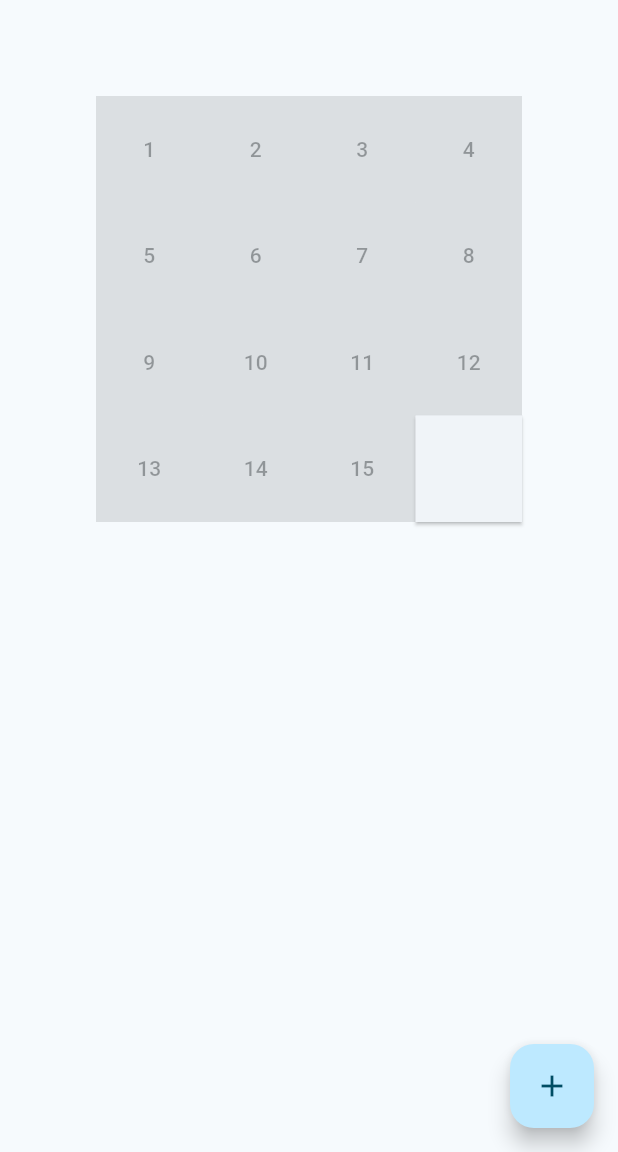
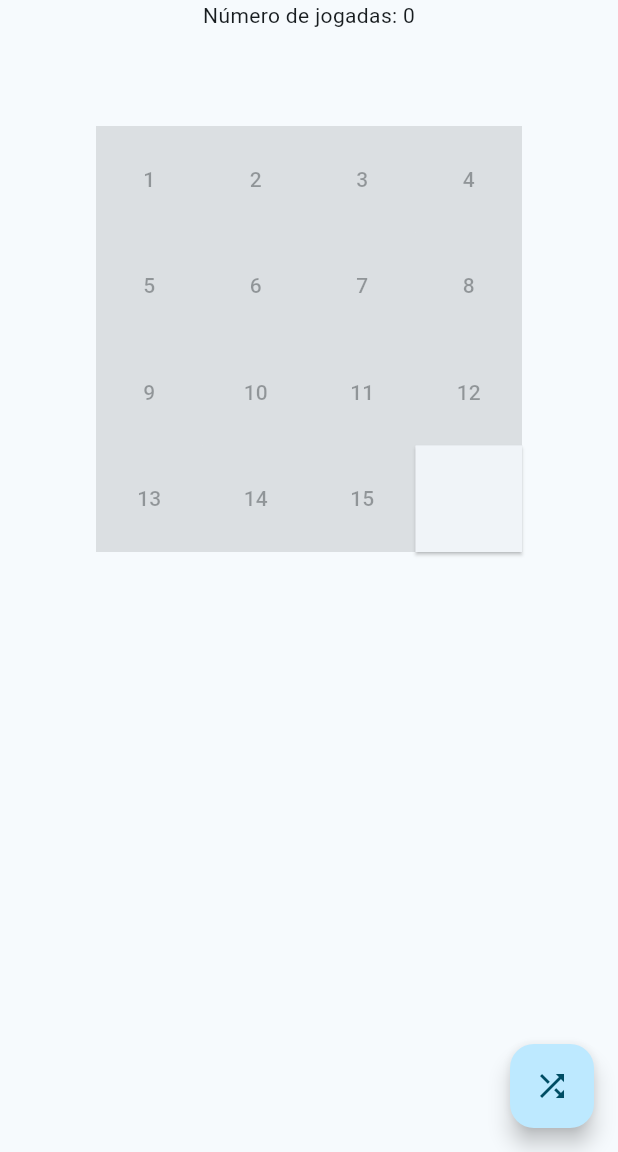
Before and after one commit to Gustavo-UNIJORGE/mobile-puzzle-dart, a Flutter app: the screen it shows after launch, on a phone screen of 412 x 824 dp, the part 84-1236 px from its top. Run offline on Flutter 3.47's test engine with Material 3 defaults, Android fonts, the phone set to English and light mode, and no system bars.

Commit message:
feat: altera o contado de cliques para número de jogadas

```diff
--- a/lib/main.dart
+++ b/lib/main.dart
@@ -30,17 +30,19 @@ class MyHomePage extends StatefulWidget {
 }
 
 class _MyHomePageState extends State<MyHomePage> {
-  int _counter = 0;
-  int size = 4;
+  int rounds = 0; // Numero de Jogadas
+  int level = 4; // Nível do Puzzle
 
-  void _incrementCounter() {
+  void incrementRounds() {
     setState(() {
-      _counter++;
+      rounds++;
     });
   }
 
   @override
   Widget build(BuildContext context) {
+    int length = (level * level);
+
     return Scaffold(
       appBar: AppBar(
         backgroundColor: Theme.of(context).colorScheme.primary,
@@ -51,28 +53,38 @@ class _MyHomePageState extends State<MyHomePage> {
               color: Theme.of(context).colorScheme.onPrimary),),
       ),
       body: Center(
-        child: GridView.count(
+        child: Column(
+          verticalDirection: VerticalDirection.down,
+          crossAxisAlignment: CrossAxisAlignment.center,
+          mainAxisAlignment: MainAxisAlignment.center,
+          children: [
+            Text('Número de jogadas: $rounds'),
+            Expanded(child:
+              GridView(
+                gridDelegate: SliverGridDelegateWithFixedCrossAxisCount(crossAxisCount: level),
                 padding: EdgeInsets.all(64),
-          crossAxisCount: size,
-          children: List.generate((size * size), (index) {
+                children: List.generate(length, (index) {
                   var value = index + 1;
 
                   return ElevatedButton(
-              onPressed: value >= (size * size) ? () => {} : null,
+                    onPressed: value >= length ? () => incrementRounds() : null,
                     style: ElevatedButton.styleFrom(
                       shape: LinearBorder(),
                     ),
                     child:
-                Text(value < (size * size) ? "$value" : ""),
+                      Text(value < length ? "$value" : ""),
                   );
                 })
                 ,
+              ),
+            )
+          ],
         )
       ),
       floatingActionButton: FloatingActionButton(
-        onPressed: _incrementCounter,
+        onPressed: () {},
         tooltip: 'Increment',
-        child: const Icon(Icons.add),
+        child: const Icon(Icons.shuffle),
       ), // This trailing comma makes auto-formatting nicer for build methods.
     );
   }
```
Lines whose indentation alone changed are shown as unchanged.
